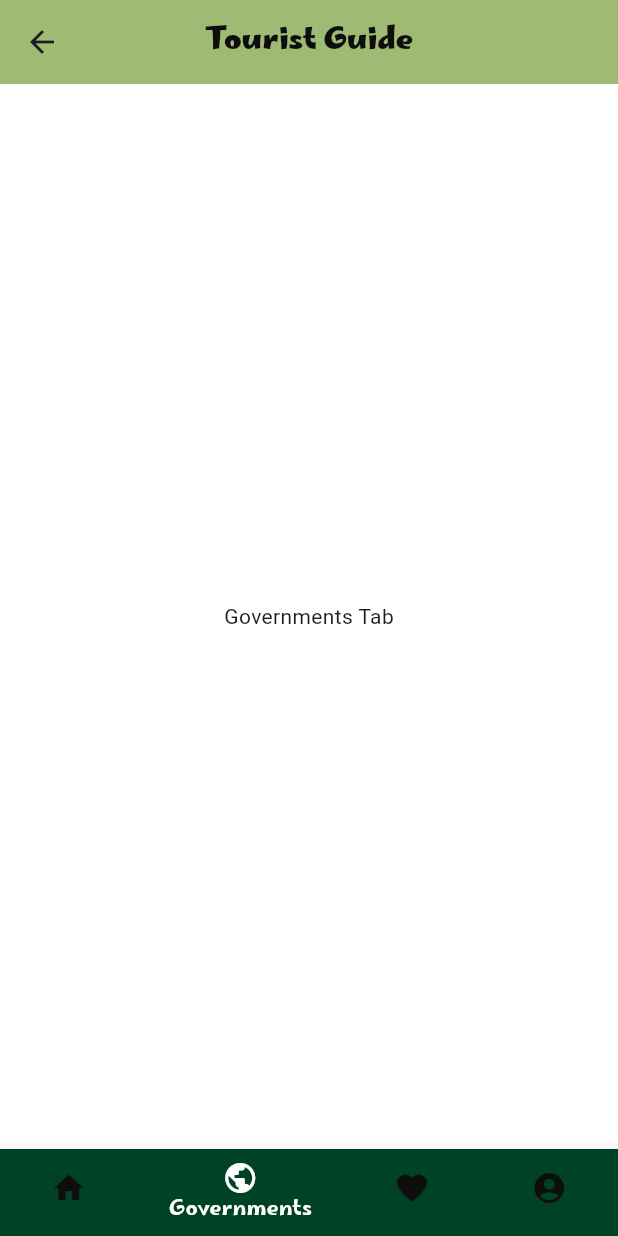
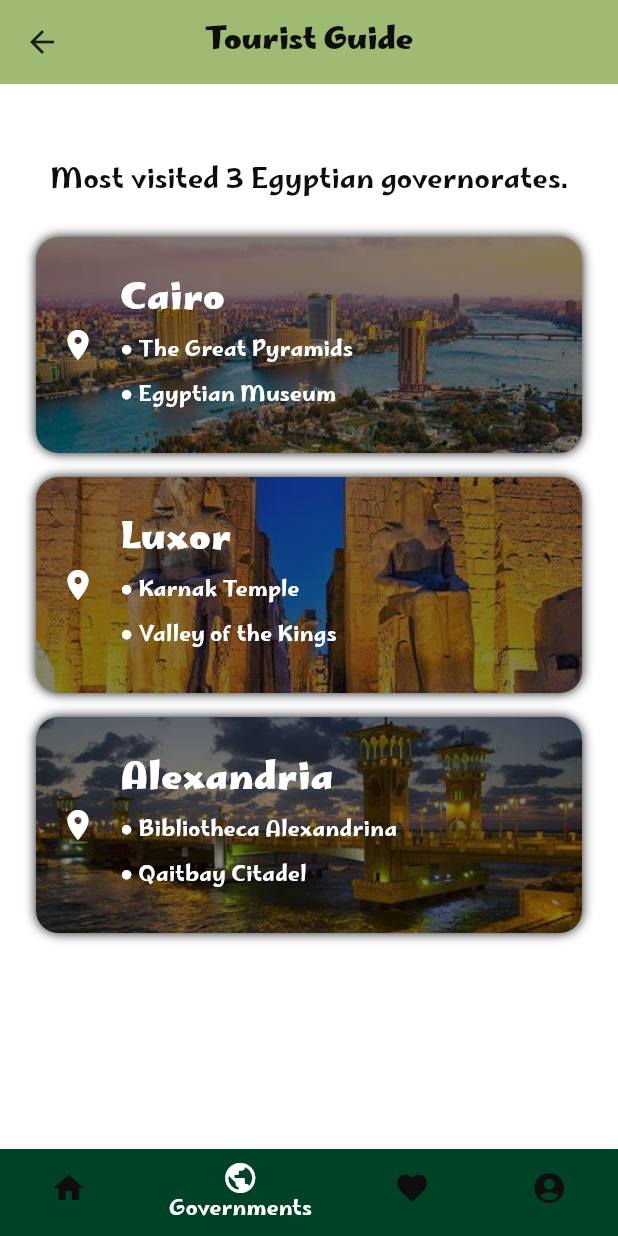
Before and after one commit to roaagawish/sprints_tourist_guide_app, a Flutter app: the screen it shows after launch, item 2 of the bottom bar chosen, on a phone screen of 412 x 824 dp. Run offline on Flutter 3.47's test engine with Material 3 defaults, Android fonts, the phone set to English and light mode, and no system bars.

Commit message:
design the fovernments tab

```diff
--- /dev/null
+++ b/lib/models/governrate_model.dart
@@ -0,0 +1,79 @@
+class Landmark {
+  final String name;
+  final String image;
+  final String description;
+
+  Landmark(
+      {required this.name, required this.image, required this.description});
+}
+
+class Governorate {
+  final String name;
+  final String governorateImage;
+  final List<Landmark> landmarks;
+
+  Governorate({
+    required this.name,
+    required this.governorateImage,
+    required this.landmarks,
+  });
+}
+
+List<Governorate> getGovernorates() {
+  return [
+    Governorate(
+      name: 'Cairo',
+      governorateImage: 'assets/png/cairo.png',
+      landmarks: [
+        Landmark(
+          name: 'The Great Pyramids',
+          image: 'assets/png/pyramids.png',
+          description:
+              'The Great Pyramids of Giza are the only remaining wonder of the ancient world.',
+        ),
+        Landmark(
+          name: 'Egyptian Museum',
+          image: 'https://example.com/museum.jpg',
+          description:
+              'Home to the world\'s largest collection of ancient Egyptian antiquities.',
+        ),
+      ],
+    ),
+    Governorate(
+      name: 'Luxor',
+      governorateImage: 'assets/png/luxor.png',
+      landmarks: [
+        Landmark(
+          name: 'Karnak Temple',
+          image: 'https://example.com/karnak.jpg',
+          description:
+              'The Karnak Temple Complex was the main place of worship in ancient Thebes.',
+        ),
+        Landmark(
+          name: 'Valley of the Kings',
+          image: 'https://example.com/valley.jpg',
+          description:
+              'A burial ground for pharaohs who ruled Egypt during the 18th to 20th dynasties.',
+        ),
+      ],
+    ),
+    Governorate(
+      name: 'Alexandria',
+      governorateImage: 'assets/png/alexandria.png',
+      landmarks: [
+        Landmark(
+          name: 'Bibliotheca Alexandrina',
+          image: 'https://example.com/library.jpg',
+          description:
+              'A modern library and cultural center, commemorating the ancient Library of Alexandria.',
+        ),
+        Landmark(
+          name: 'Qaitbay Citadel',
+          image: 'https://example.com/citadel.jpg',
+          description:
+              'A 15th-century defensive fortress built on the site of the ancient Lighthouse of Alexandria.',
+        ),
+      ],
+    ),
+  ];
+}
--- a/lib/resourses/styles_manager.dart
+++ b/lib/resourses/styles_manager.dart
@@ -24,6 +24,15 @@ abstract class Styles {
     );
   }
 
+  static TextStyle style18Medium() {
+    return const TextStyle(
+      fontFamily: FontConstants.fontMarhey,
+      fontSize: 18,
+      fontWeight: FontWeight.w500,
+      color: ColorsManager.black,
+    );
+  }
+
   static TextStyle style14Medium() {
     return const TextStyle(
       fontFamily: FontConstants.fontMarhey,
--- a/lib/screens/03_home/taps/governments_tab.dart
+++ b/lib/screens/03_home/taps/governments_tab.dart
@@ -1,12 +1,34 @@
 import 'package:flutter/material.dart';
+import '../../../models/governrate_model.dart';
+import '../../../resourses/styles_manager.dart';
+import '../widgets/governrate_card.dart';
 
 class GovernmentsTab extends StatelessWidget {
   const GovernmentsTab({super.key});
 
   @override
   Widget build(BuildContext context) {
-    return Center(
-      child: Text('Governments Tab'),
+    List<Governorate> governorates = getGovernorates();
+    return Padding(
+      padding: const EdgeInsets.symmetric(vertical: 16.0, horizontal: 16.0),
+      child: Column(
+        spacing: 16.0,
+        children: [
+          SizedBox(height: 20),
+          Text(
+            'Most visited 3 Egyptian governorates.',
+            style: Styles.style18Medium(),
+          ),
+          Expanded(
+            flex: 8,
+            child: ListView(
+              children: List.generate(governorates.length, (index) {
+                return GovernorateCard(governorate: governorates[index]);
+              }),
+            ),
+          ),
+        ],
+      ),
     );
   }
 }
--- /dev/null
+++ b/lib/screens/03_home/widgets/governrate_card.dart
@@ -0,0 +1,59 @@
+import 'package:flutter/material.dart';
+import '../../../models/governrate_model.dart';
+import '../../../resourses/colors_manager.dart';
+import '../../../resourses/styles_manager.dart';
+
+class GovernorateCard extends StatelessWidget {
+  const GovernorateCard({
+    super.key,
+    required this.governorate,
+  });
+
+  final Governorate governorate;
+
+  @override
+  Widget build(BuildContext context) {
+    return Padding(
+      padding: const EdgeInsets.all(8),
+      child: Container(
+        decoration: BoxDecoration(
+          image: DecorationImage(
+            image: AssetImage(governorate.governorateImage),
+            fit: BoxFit.cover,
+            colorFilter: ColorFilter.mode(
+                ColorsManager.black.withValues(alpha: 0.5), BlendMode.darken),
+          ),
+          borderRadius: BorderRadius.circular(15),
+          boxShadow: [BoxShadow(color: ColorsManager.black, blurRadius: 6)],
+        ),
+        child: ListTile(
+          contentPadding: EdgeInsets.all(16),
+          leading: Icon(Icons.location_on, color: Colors.white),
+          onTap: () {
+            // TODO Navigate to the governorate details screen
+          },
+          title: Text(
+            governorate.name,
+            style: Styles.style24Bold().copyWith(
+              color: Colors.white,
+            ),
+          ),
+          subtitle: Column(
+            crossAxisAlignment: CrossAxisAlignment.start,
+            children: governorate.landmarks.map((landmark) {
+              return Padding(
+                padding: const EdgeInsets.symmetric(vertical: 4.0),
+                child: Text(
+                  '● ${landmark.name}',
+                  style: Styles.style14Medium().copyWith(
+                    color: Colors.white,
+                  ),
+                ),
+              );
+            }).toList(),
+          ),
+        ),
+      ),
+    );
+  }
+}
--- a/pubspec.yaml
+++ b/pubspec.yaml
@@ -59,8 +59,8 @@ flutter:
 
   # To add assets to your application, add an assets section, like this:
   assets:
-    - assets/png/pyramids.png
-    - assets/png/luxor.png
+    - assets/png/
+    - assets/svg/
 
   # An image asset can refer to one or more resolution-specific "variants", see
   # https://flutter.dev/to/resolution-aware-images
```
Also changed, not shown: assets/png/alexandria.png (added), assets/png/bibliotheca_alexandrina.png (added), assets/png/cairo.png (added), assets/png/egyptian_museum.png (added), assets/png/karnak_temple.png (added), assets/png/qaitbay_citadel.png (added), assets/png/valley_of_the_kings.png (added).
